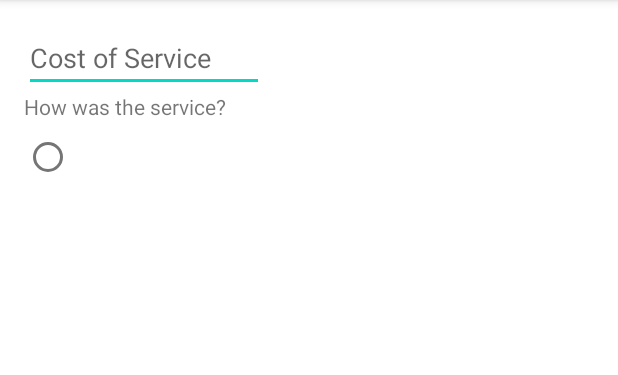
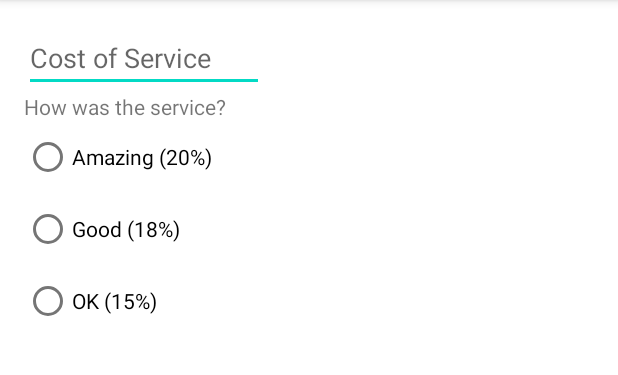
Before and after one commit to R1CKYS3NS31/sensei_3_tiptime_android, an Android app: the screen it shows after launch (MainActivity), on a phone screen of 412 x 824 dp, the part 84-459 px from its top. Run offline under Robolectric (Android 15) with nearby library versions, the phone set to English and light mode, and no system bars.

Commit message:
xml radio group and radio buttons commit

```diff
--- a/app/src/main/res/layout/activity_main.xml
+++ b/app/src/main/res/layout/activity_main.xml
@@ -35,6 +35,19 @@
             android:layout_width="wrap_content"
             android:layout_height="wrap_content"
             android:id="@+id/option_twenty_percent"
+            android:text="Amazing (20%)"
+            />
+        <RadioButton
+            android:layout_width="wrap_content"
+            android:layout_height="wrap_content"
+            android:id="@+id/option_eighteen_percent"
+            android:text="Good (18%)"
+            />
+        <RadioButton
+            android:layout_width="wrap_content"
+            android:layout_height="wrap_content"
+            android:id="@+id/option_fifteen_percent"
+            android:text="OK (15%)"
             />
     </RadioGroup>
 
```
